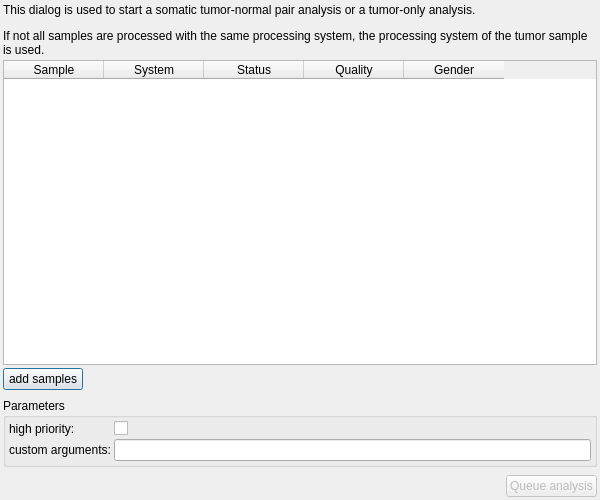
Before: the Qt Designer form src/GSvar/SomaticDialog.ui in imgag/ngs-bits, drawn with Qt 5.
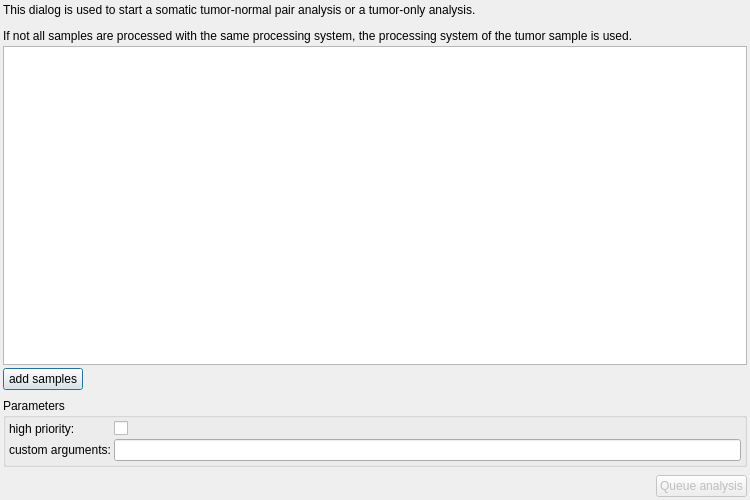
After: the same form once the commit is applied. Icons and pictures are not drawn.

Commit message: GSvar: analysis dialogs now show disease group/status

Diff of the .ui file:
```diff
--- a/src/GSvar/SomaticDialog.ui
+++ b/src/GSvar/SomaticDialog.ui
@@ -6,13 +6,13 @@
    <rect>
     <x>0</x>
     <y>0</y>
-    <width>600</width>
+    <width>750</width>
     <height>500</height>
    </rect>
   </property>
   <property name="minimumSize">
    <size>
-    <width>600</width>
+    <width>750</width>
     <height>500</height>
    </size>
   </property>
@@ -53,31 +53,6 @@
      <property name="editTriggers">
       <set>QAbstractItemView::NoEditTriggers</set>
      </property>
-     <column>
-      <property name="text">
-       <string>Sample</string>
-      </property>
-     </column>
-     <column>
-      <property name="text">
-       <string>System</string>
-      </property>
-     </column>
-     <column>
-      <property name="text">
-       <string>Status</string>
-      </property>
-     </column>
-     <column>
-      <property name="text">
-       <string>Quality</string>
-      </property>
-     </column>
-     <column>
-      <property name="text">
-       <string>Gender</string>
-      </property>
-     </column>
     </widget>
    </item>
    <item>
```
The commit also changes 9 other files.
